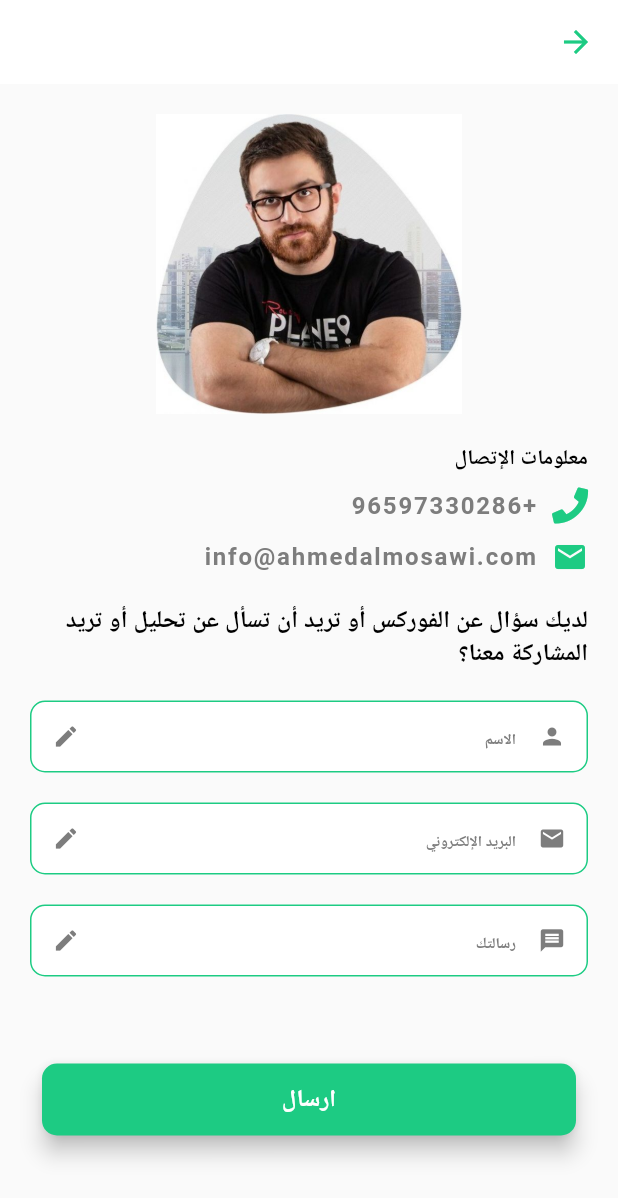
After one commit to ahmedibrahim240/almosawi, a Flutter app: the ContactUs screen opened directly, on a phone screen of 412 x 824 dp. The commit adds this screen. Shown: the top 1198 px of the screen. Run offline on Flutter 3.47's test engine with Material 2 defaults, Android fonts, the phone set to English and light mode, and no system bars; our stand-ins replace carousel_slider, chewie, flutter_svg, font_awesome_flutter, smooth_star_rating, video_player; missing offline and left inert: code_fields; network calls fail; Roboto replaces fonts that are missing (Cairo); project files that could hold a hidden picture were left out.

Commit message:
add contactUs

```diff
--- /dev/null
+++ b/lib/secreens/contactUs/contactUs.dart
@@ -0,0 +1,109 @@
+import 'package:almosawii/constants/constans.dart';
+import 'package:almosawii/constants/themes.dart';
+import 'package:flutter/material.dart';
+import 'package:font_awesome_flutter/font_awesome_flutter.dart';
+
+class ContactUs extends StatefulWidget {
+  @override
+  _ContactUsState createState() => _ContactUsState();
+}
+
+class _ContactUsState extends State<ContactUs> {
+  @override
+  Widget build(BuildContext context) {
+    return Scaffold(
+      appBar: AppBar(),
+      body: ListView(
+        shrinkWrap: true,
+        primary: false,
+        padding: EdgeInsets.symmetric(horizontal: 20, vertical: 20),
+        children: [
+          Container(
+            height: 200,
+            width: 200,
+            decoration: BoxDecoration(
+              image: DecorationImage(
+                image: AssetImage('lib/images/ahmed.jpg'),
+                fit: BoxFit.contain,
+              ),
+            ),
+          ),
+          SizedBox(height: 20),
+          Text(
+            'معلومات الإتصال',
+            style: AppTheme.heading,
+          ),
+          SizedBox(height: 10),
+          contactInformation(
+            icon: FontAwesomeIcons.phone,
+            title: '+96597330286',
+          ),
+          SizedBox(height: 10),
+          contactInformation(
+            icon: Icons.email,
+            title: 'info@ahmedalmosawi.com',
+          ),
+          SizedBox(height: 20),
+          Text(
+            'لديك سؤال عن الفوركس أو تريد أن تسأل عن تحليل أو تريد المشاركة معنا؟',
+            style: AppTheme.heading.copyWith(
+              fontSize: 16,
+            ),
+          ),
+          SizedBox(height: 20),
+          Form(
+            child: Column(
+              children: [
+                TextFormField(
+                  decoration: textFormInputDecoration(
+                    label: 'الاسم',
+                    prefixIcon: Icons.person,
+                    suffixIcon: Icons.edit,
+                  ),
+                ),
+                SizedBox(height: 20),
+                TextFormField(
+                  decoration: textFormInputDecoration(
+                    label: 'البريد الإلكتروني',
+                    prefixIcon: Icons.email,
+                    suffixIcon: Icons.edit,
+                  ),
+                ),
+                SizedBox(height: 20),
+                TextFormField(
+                  maxLines: null,
+                  decoration: textFormInputDecoration(
+                    label: 'رسالتك',
+                    prefixIcon: Icons.message,
+                    suffixIcon: Icons.edit,
+                  ),
+                ),
+              ],
+            ),
+          ),
+          SizedBox(height: 50),
+          CustomButton(
+            onPress: () {},
+            text: 'ارسال',
+          ),
+        ],
+      ),
+    );
+  }
+
+  contactInformation({String title, IconData icon}) {
+    return Row(
+      children: [
+        Icon(icon),
+        SizedBox(width: 10),
+        Text(
+          title,
+          style: AppTheme.heading.copyWith(
+            fontSize: 16,
+            color: customColorGray,
+          ),
+        )
+      ],
+    );
+  }
+}
--- a/lib/secreens/more/more.dart
+++ b/lib/secreens/more/more.dart
@@ -1,6 +1,7 @@
 import 'package:almosawii/constants/constans.dart';
 import 'package:almosawii/constants/themes.dart';
 import 'package:almosawii/secreens/ProChartVIP/proChartVIP.dart';
+import 'package:almosawii/secreens/contactUs/contactUs.dart';
 import 'package:almosawii/secreens/editprofile/editprofile.dart';
 import 'package:almosawii/secreens/my%20courses/mycourses.dart';
 import 'package:almosawii/secreens/notifcations/notifcations.dart';
@@ -129,7 +130,13 @@ class _MoreState extends State<More> {
             ),
             SizedBox(height: 20),
             moreBody(
-              onTap: () {},
+              onTap: () {
+                Navigator.of(context).push(
+                  MaterialPageRoute(
+                    builder: (_) => ContactUs(),
+                  ),
+                );
+              },
               icon: Icon(FontAwesomeIcons.solidQuestionCircle),
               tilte: 'اتصل بنا ',
             ),
```
